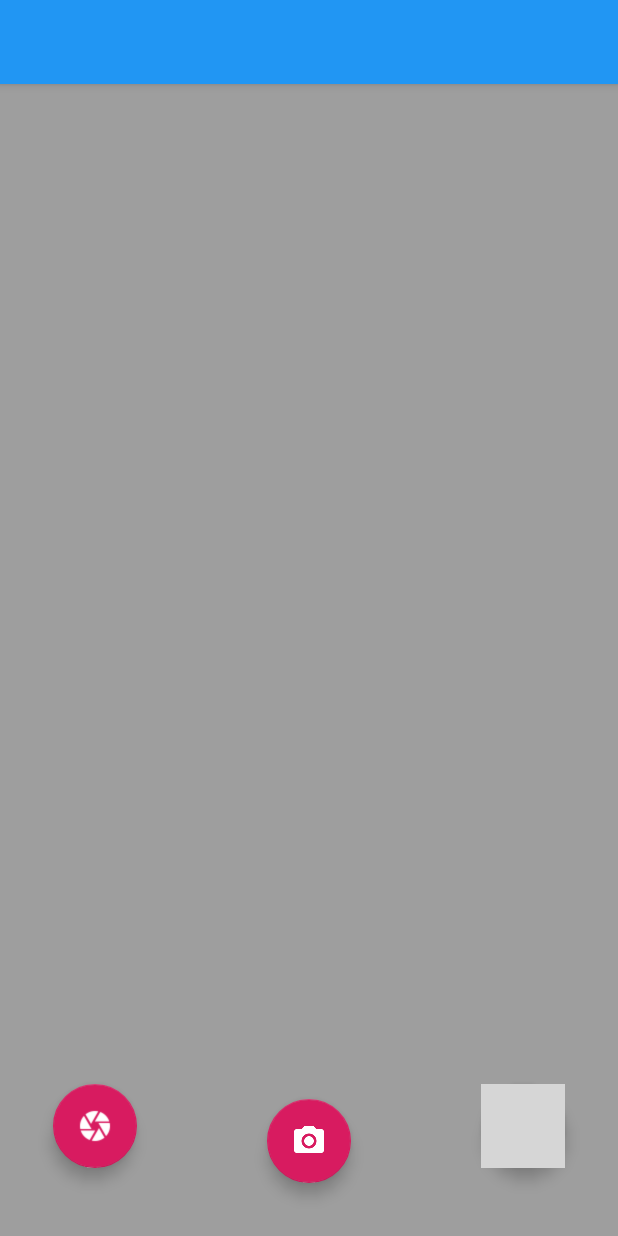
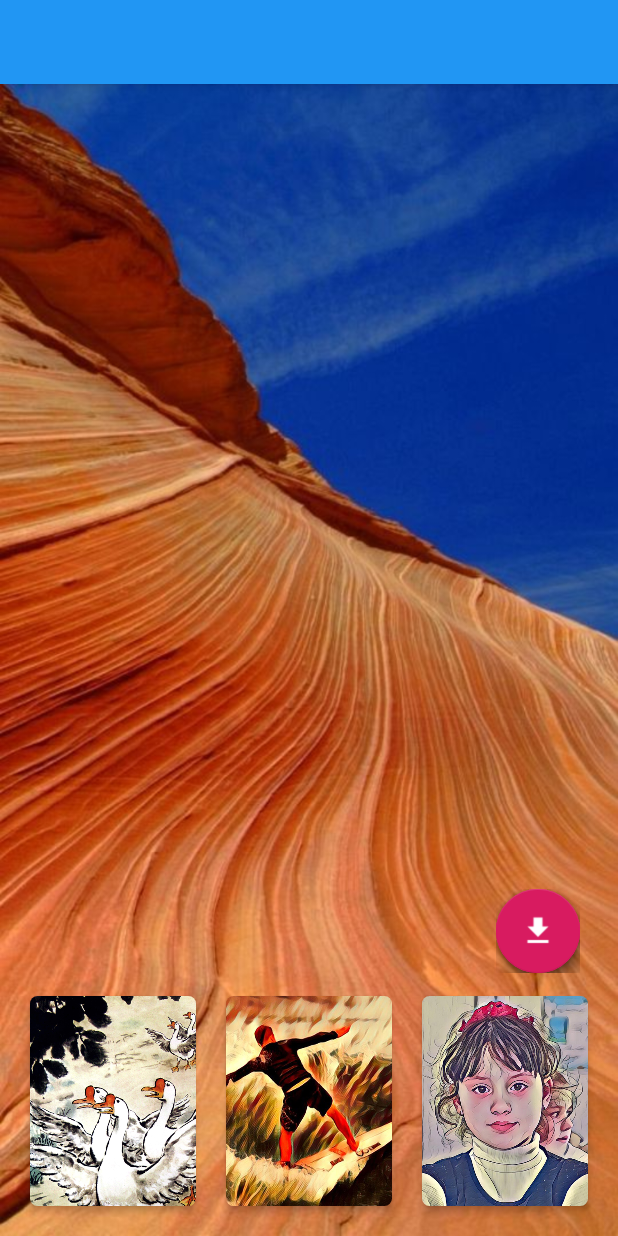
Before and after one commit to maxutian/AndroidProject, an Android app: the screen it shows after launch (MainActivity), on a phone screen of 412 x 824 dp. Run offline under Robolectric (Android 15) with nearby library versions, the phone set to English and light mode, and no system bars; libraries missing offline, so code that uses them is left out: com.github.clans.fab; plain views replace FloatingActionButton, FloatingActionMenu; 3 statements that could not run were skipped; grey boxes are pictures that could not be loaded.

Commit message:
'style_change_site'

```diff
--- a/app/build.gradle
+++ b/app/build.gradle
@@ -28,4 +28,6 @@ dependencies {
     compile 'com.android.support.constraint:constraint-layout:1.0.2'
     compile 'com.github.clans:fab:1.6.4'
     testCompile 'junit:junit:4.12'
+    compile 'com.android.support:recyclerview-v7:26.0.0-alpha1'
+    compile 'com.android.support:cardview-v7:26.0.0-alpha1'
 }
--- a/app/src/main/java/com/demo/mrma/demo/MainActivity.java
+++ b/app/src/main/java/com/demo/mrma/demo/MainActivity.java
@@ -2,31 +2,64 @@ package com.demo.mrma.demo;
 
 import android.support.v7.app.AppCompatActivity;
 import android.os.Bundle;
+import android.support.v7.widget.LinearLayoutManager;
+import android.support.v7.widget.RecyclerView;
 import android.view.View;
+import android.view.Window;
 import android.widget.Toast;
 
 import com.github.clans.fab.FloatingActionButton;
 
+import java.util.ArrayList;
+import java.util.Arrays;
+import java.util.List;
+
 public class MainActivity extends AppCompatActivity {
 
     private FloatingActionButton recovery,frontCamera;
+    private RecyclerView styleList;
+    private List<Integer> mDatas;
 
     @Override
     protected void onCreate(Bundle savedInstanceState) {
         super.onCreate(savedInstanceState);
-        setContentView(R.layout.activity_main);
+        requestWindowFeature(Window.FEATURE_NO_TITLE);
+        setContentView(R.layout.show_photo);
         init();
+        initData();
         allClick();
+//        设置布局管理器
+//        LinearLayoutManager linearLayoutManager = new LinearLayoutManager(this);
+//        linearLayoutManager.setOrientation(LinearLayoutManager.HORIZONTAL);
+//        styleList.setLayoutManager(linearLayoutManager);
+////        设置适配器
+//        MyAdapter styleAdapter = new MyAdapter(this, mDatas);
+//        styleList.setAdapter(styleAdapter);
     }
 
     public void init () {
-//        recovery = (FloatingActionButton) findViewById(R.id.recovery_button);
-//        frontCamera = (FloatingActionButton) findViewById(R.id.front_camera_button);
+        recovery = (FloatingActionButton) findViewById(R.id.recovery_button);
+        frontCamera = (FloatingActionButton) findViewById(R.id.front_camera_button);
+        styleList = (RecyclerView) findViewById(R.id.list_view);
+    }
+
+    public void initData () {
+        mDatas = new ArrayList<>(Arrays.asList(R.drawable.style_001,
+                R.drawable.style_002,R.drawable.style_003,R.drawable.style_004,
+                R.drawable.style_005,R.drawable.style_006));
     }
 
     public void allClick () {
 
 //      recovery clickEvent
+        recovery.setOnClickListener(new View.OnClickListener() {
+            @Override
+            public void onClick(View view) {
+
+            }
+        });
+
+//        frontCamera clickEvent
 //        frontCamera.setOnClickListener(new View.OnClickListener() {
 //            @Override
 //            public void onClick(View view) {
--- /dev/null
+++ b/app/src/main/java/com/demo/mrma/demo/MyAdapter.java
@@ -0,0 +1,61 @@
+package com.demo.mrma.demo;
+
+import android.content.Context;
+import android.support.v7.widget.RecyclerView;
+import android.view.LayoutInflater;
+import android.view.View;
+import android.view.ViewGroup;
+import android.widget.ImageView;
+
+import java.util.List;
+
+public class MyAdapter extends RecyclerView.Adapter<MyAdapter.myHolder>
+{
+
+    private LayoutInflater mInflater;
+    private List<Integer> mDatas;
+
+    public MyAdapter(Context context, List<Integer> datas)
+    {
+        mInflater = LayoutInflater.from(context);
+        mDatas = datas;
+    }
+
+    public class myHolder extends RecyclerView.ViewHolder
+    {
+        private ImageView mImg;
+
+        public myHolder(View v)
+        {
+            super(v);
+            mImg = v.findViewById(R.id.style_01);
+        }
+
+    }
+
+    /**
+     * 创建ViewHolder
+     */
+    @Override
+    public myHolder onCreateViewHolder(ViewGroup parent, int ViewType)
+    {
+        View view = mInflater.inflate(R.layout.list_view, parent, false);
+        return new myHolder(view);
+    }
+
+    /**
+     * 设置值
+     */
+    @Override
+    public void onBindViewHolder(myHolder viewHolder, int i)
+    {
+        viewHolder.mImg.setImageResource(mDatas.get(i));
+    }
+
+    @Override
+    public int getItemCount()
+    {
+        return mDatas.size();
+    }
+
+}
--- /dev/null
+++ b/app/src/main/res/layout/list_item.xml
@@ -0,0 +1,96 @@
+<?xml version="1.0" encoding="utf-8"?>
+<LinearLayout xmlns:android="http://schemas.android.com/apk/res/android"
+    android:layout_width="match_parent"
+    android:layout_height="match_parent"
+    android:gravity="bottom"
+    android:weightSum="3"
+    android:layout_margin="10dp">
+
+    <android.support.v7.widget.CardView
+        xmlns:card_view="http://schemas.android.com/apk/res-auto"
+        android:layout_width="140dp"
+        android:layout_height="140dp"
+        android:orientation="horizontal"
+        android:clickable="true"
+        android:layout_weight="1"
+        android:layout_margin="10dp"
+        android:foreground="?android:attr/selectableItemBackground"
+        card_view:cardBackgroundColor="@android:color/transparent"
+        card_view:cardElevation="3dp"
+        card_view:cardCornerRadius="5dp">
+
+        <RelativeLayout
+            android:layout_width="match_parent"
+            android:layout_height="match_parent">
+
+            <ImageView
+                android:id="@+id/style_01"
+                android:layout_width="match_parent"
+                android:layout_height="match_parent"
+                android:layout_centerInParent="true"
+                android:scaleType="centerCrop"
+                android:src="@drawable/style_001"/>
+
+        </RelativeLayout>
+
+    </android.support.v7.widget.CardView>
+
+    <android.support.v7.widget.CardView
+        xmlns:card_view="http://schemas.android.com/apk/res-auto"
+        android:layout_width="140dp"
+        android:layout_height="140dp"
+        android:orientation="horizontal"
+        android:clickable="true"
+        android:layout_weight="1"
+        android:layout_margin="10dp"
+        android:foreground="?android:attr/selectableItemBackground"
+        card_view:cardBackgroundColor="@android:color/transparent"
+        card_view:cardElevation="3dp"
+        card_view:cardCornerRadius="5dp">
+
+        <RelativeLayout
+            android:layout_width="match_parent"
+            android:layout_height="match_parent">
+
+            <ImageView
+                android:id="@+id/style_02"
+                android:layout_width="match_parent"
+                android:layout_height="match_parent"
+                android:layout_centerInParent="true"
+                android:scaleType="centerCrop"
+                android:src="@drawable/style_002"/>
+
+        </RelativeLayout>
+
+    </android.support.v7.widget.CardView>
+
+    <android.support.v7.widget.CardView
+        xmlns:card_view="http://schemas.android.com/apk/res-auto"
+        android:layout_width="140dp"
+        android:layout_height="140dp"
+        android:orientation="horizontal"
+        android:clickable="true"
+        android:layout_weight="1"
+        android:layout_margin="10dp"
+        android:foreground="?android:attr/selectableItemBackground"
+        card_view:cardBackgroundColor="@android:color/transparent"
+        card_view:cardElevation="3dp"
+        card_view:cardCornerRadius="5dp">
+
+        <RelativeLayout
+            android:layout_width="match_parent"
+            android:layout_height="match_parent">
+
+            <ImageView
+                android:id="@+id/style_03"
+                android:layout_width="match_parent"
+                android:layout_height="match_parent"
+                android:layout_centerInParent="true"
+                android:scaleType="centerCrop"
+                android:src="@drawable/style_003"/>
+
+        </RelativeLayout>
+
+    </android.support.v7.widget.CardView>
+
+</LinearLayout>
--- /dev/null
+++ b/app/src/main/res/layout/list_view.xml
@@ -0,0 +1,15 @@
+<?xml version="1.0" encoding="utf-8"?>
+<RelativeLayout xmlns:android="http://schemas.android.com/apk/res/android"
+    android:layout_width="match_parent"
+    android:layout_height="match_parent">
+
+    <android.support.v7.widget.RecyclerView
+        android:id="@+id/list_view"
+        android:layout_width="match_parent"
+        android:layout_height="match_parent"
+        android:background="#66666666"
+        android:layout_alignParentTop="true"
+        android:layout_alignParentStart="true" />
+
+
+</RelativeLayout>
--- a/app/src/main/res/layout/show_photo.xml
+++ b/app/src/main/res/layout/show_photo.xml
@@ -2,7 +2,8 @@
 <RelativeLayout xmlns:android="http://schemas.android.com/apk/res/android"
     xmlns:fab="http://schemas.android.com/apk/res-auto"
     android:layout_width="match_parent"
-    android:layout_height="match_parent">
+    android:layout_height="match_parent"
+    android:background="@drawable/background">
 
     <com.github.clans.fab.FloatingActionMenu
         android:id="@+id/plus_buttons"
@@ -55,4 +56,8 @@
 
     </com.github.clans.fab.FloatingActionMenu>
 
+    <include layout="@layout/list_item">
+
+    </include>
+
 </RelativeLayout>
```
Also changed, not shown: app/src/main/res/drawable/background.jpg (added), app/src/main/res/drawable/ic_autorenew.png (added), app/src/main/res/drawable/ic_file_download.png (added), app/src/main/res/drawable/ic_photo_camera.png, app/src/main/res/drawable/ic_recovery.png (added), app/src/main/res/drawable/ic_share.png, app/src/main/res/drawable/style_001.jpg (added), app/src/main/res/drawable/style_002.jpg (added), app/src/main/res/drawable/style_003.jpg (added), app/src/main/res/drawable/style_004.jpg (added), app/src/main/res/drawable/style_005.jpg (added), app/src/main/res/drawable/style_006.jpg (added).
